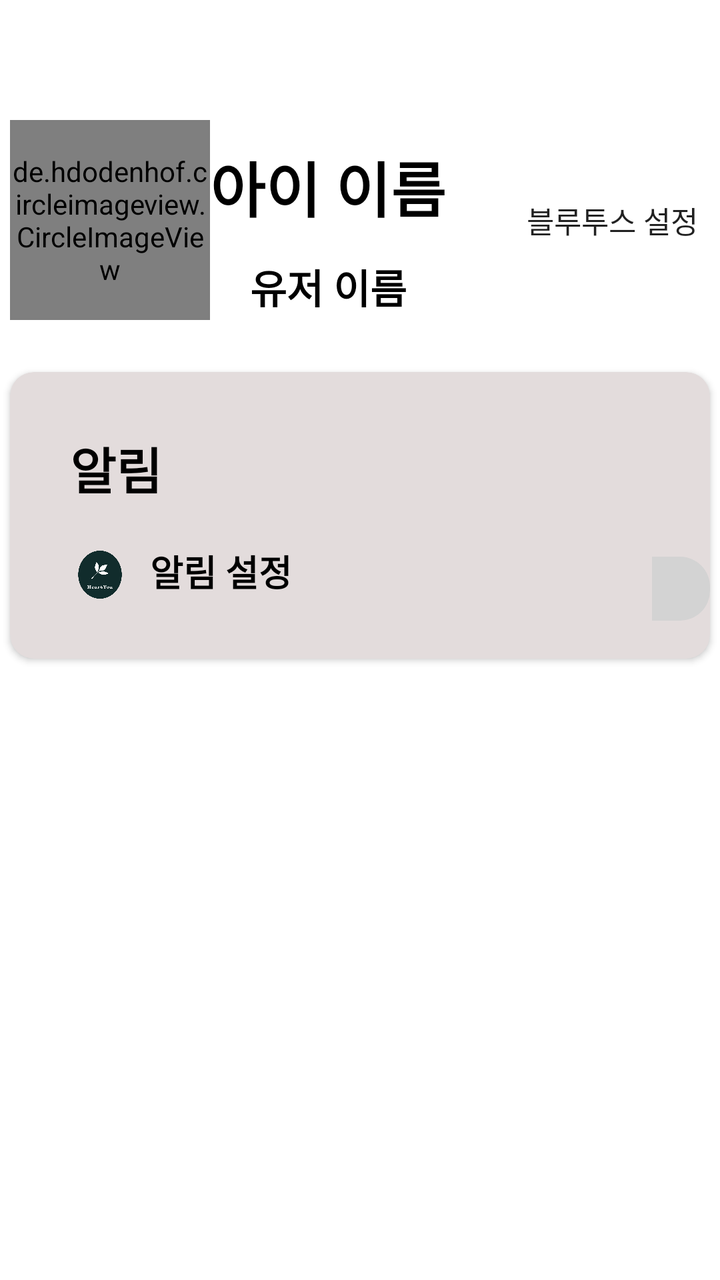
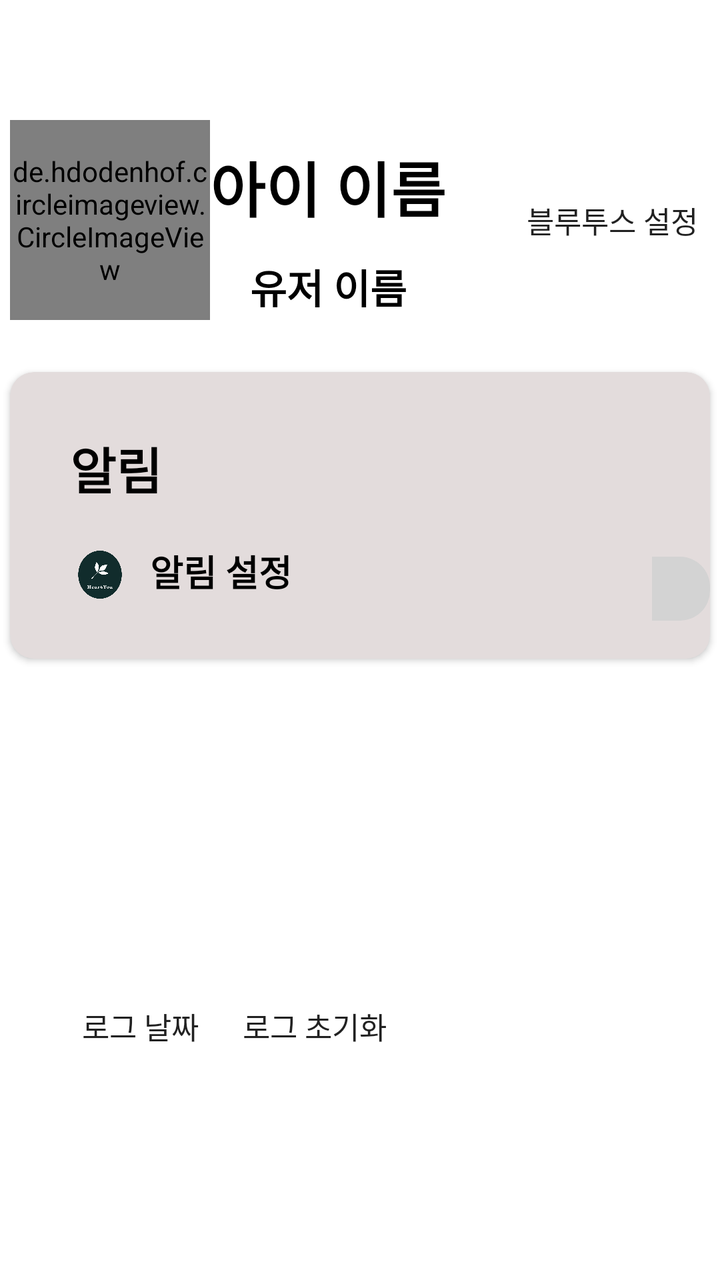

The first picture is an Android layout as it rendered before a commit; the second is the same layout after the commit. The layout source and the unified diff follow.
<!-- AndroidManifest.xml: application theme Theme._1215DDAY -->
<!-- res/layout/fragment_account.xml -->
<?xml version="1.0" encoding="utf-8"?>
<LinearLayout xmlns:android="http://schemas.android.com/apk/res/android"
    xmlns:tools="http://schemas.android.com/tools"
    android:layout_width="match_parent"
    android:layout_height="match_parent"
    xmlns:app="http://schemas.android.com/apk/res-auto"
    android:background="@color/white"
    android:orientation="vertical">


    <LinearLayout
        android:id="@+id/accountinfocard"
        android:layout_width="match_parent"
        android:layout_height="wrap_content"
        android:layout_marginTop="60dp"
        android:layout_marginBottom="16dp"
        android:layout_marginStart="5dp"
        android:orientation="horizontal">

        <de.hdodenhof.circleimageview.CircleImageView
            android:id="@+id/acc_image"
            android:layout_width="100dp"
            android:layout_height="100dp"
            android:src="@drawable/splash"
            app:civ_border_overlay="true"
            app:civ_border_width="2dp"
            app:civ_border_color="@color/black"/>

        <LinearLayout
            android:layout_width="wrap_content"
            android:layout_height="match_parent"
            android:orientation="vertical">

            <TextView
                android:id="@+id/acc_nickname"
                android:layout_width="wrap_content"
                android:layout_height="0dp"
                android:layout_weight="2"
                android:text="아이 이름"
                android:textSize="30dp"
                android:textColor="@color/black"
                android:textStyle="bold"
                android:gravity="center"/>

            <TextView
                android:layout_width="match_parent"
                android:layout_height="0dp"
                android:layout_weight="1"
                android:text="유저 이름"
                android:textSize="20dp"
                android:textColor="@color/black"
                android:textStyle="bold"
                android:gravity="center"/>
        </LinearLayout>
        <View
            android:layout_width="0dp"
            android:layout_height="0dp"
            android:layout_weight="1" />
        <LinearLayout
            android:layout_width="wrap_content"
            android:layout_height="match_parent">
            <Button
                android:id="@+id/accToBl"
                android:layout_width="wrap_content"
                android:layout_height="wrap_content"
                android:text="   블루투스 설정   "
                android:textSize="15sp"
                android:layout_gravity="center_vertical"/>

        </LinearLayout>


    </LinearLayout>


    <androidx.cardview.widget.CardView
        android:id="@+id/questionCardView"
        android:layout_width="match_parent"
        android:layout_height="wrap_content"
        android:layout_marginTop="10dp"
        android:layout_marginBottom="16dp"
        android:layout_marginStart="5dp"
        android:layout_marginEnd="5dp"
        android:layout_below="@id/accountinfocard"

        app:cardCornerRadius="12dp"
        app:cardBackgroundColor="#E3DCDC">
        <LinearLayout
            android:layout_width="wrap_content"
            android:layout_height="match_parent"
            android:orientation="vertical"
            android:layout_marginStart="30dp"
            android:layout_marginTop="30dp"
            android:layout_marginBottom="15dp"
            >
            <TextView
                android:layout_width="match_parent"
                android:layout_height="wrap_content"
                android:text="알림"
                android:textSize="25dp"
                android:textColor="@color/black"
                android:textStyle="bold"
                android:layout_marginBottom="20dp"/>
            <LinearLayout
                android:layout_width="wrap_content"
                android:layout_height="wrap_content">
                <ImageView
                    android:layout_width="30dp"
                    android:layout_height="30dp"
                    android:src="@drawable/splash"/>

                <TextView
                    android:layout_width="wrap_content"
                    android:layout_height="wrap_content"
                    android:text="알림 설정"
                    android:textColor="@color/black"
                    android:textStyle="bold"
                    android:textSize="18dp"
                    android:layout_marginStart="10dp"/>

                <androidx.appcompat.widget.SwitchCompat
                    android:id="@+id/switchAlarm"
                    android:layout_width="wrap_content"
                    android:layout_height="wrap_content"
                    android:layout_marginStart="180dp"
                    android:layout_marginBottom="10dp"
                    android:thumb="@drawable/switch_thumb"
                    app:track="@drawable/switch_track_selector"
                    app:thumbTextPadding="12dp"
                    app:switchMinWidth="0dp"
                    android:textOff=""
                    android:textOn=""
                    />
            </LinearLayout>
        </LinearLayout>




    </androidx.cardview.widget.CardView>


    
    <RelativeLayout
        android:id="@+id/product"
        android:layout_width="match_parent"
        android:layout_height="wrap_content"
        android:layout_marginTop="30dp"
        android:layout_below="@id/questionCardView"
        >

        <androidx.cardview.widget.CardView
            android:id="@+id/cardview"
            android:layout_width="match_parent"
            android:layout_height="wrap_content"
            android:layout_marginTop="10dp"
            android:layout_marginBottom="16dp"
            app:cardBackgroundColor="#E3DCDC"
            app:cardCornerRadius="12dp"
            >

            <androidx.recyclerview.widget.RecyclerView
                android:id="@+id/Q_ALIST"
                android:layout_width="match_parent"
                android:layout_height="wrap_content" />


        </androidx.cardview.widget.CardView>


    </RelativeLayout>



</LinearLayout>
<!-- resources referenced by this layout -->
<resources>
  <color name="black">#FF000000</color>
  <color name="white">#FFFFFFFF</color>
  <!-- drawable splash: png bitmap (drawable, 32969 bytes) -->
  <!-- drawable switch_thumb (drawable) -->
  <selector xmlns:android="http://schemas.android.com/apk/res/android">
      <item android:state_checked="true">
          <layer-list>
              <item android:bottom="4dp" android:left="4dp" android:right="4dp" android:top="4dp">
                  <shape android:shape="oval">
                      <size android:width="24dp" android:height="24dp" />
                      <corners android:radius="45dp" />
                      <solid android:color="@color/white" />
                  </shape>
              </item>
          </layer-list>
      </item>
  
  
      <item>
          <layer-list>
              <item android:bottom="4dp" android:left="4dp" android:right="4dp" android:top="4dp">
                  <shape android:shape="oval">
                      <size android:width="24dp" android:height="24dp" />
                      <corners android:radius="45dp" />
                      <solid android:color="@color/grayBlue" />
                  </shape>
              </item>
          </layer-list>
  
      </item>
  </selector>
  <!-- drawable switch_track_selector (drawable) -->
  <?xml version="1.0" encoding="utf-8"?>
  <selector xmlns:android="http://schemas.android.com/apk/res/android">
      <item
          android:drawable="@drawable/switch_track_on"
          android:state_checked="true"/>
      <item
          android:drawable="@drawable/switch_track_off"
          android:state_checked="false"/>
  </selector>
  <style name="Theme._1215DDAY" parent="android:Theme.Material.Light.NoActionBar" />
  <color name="grayBlue">#6699CC</color>
  <!-- drawable switch_track_on (drawable) -->
  <shape
      xmlns:android="http://schemas.android.com/apk/res/android"
      android:shape="rectangle" >
  
      <corners
          android:radius="15dp" />
  
      <size
          android:width="51dp"
          android:height="30dp" />
  
      <solid
          android:color="@color/grayBlue" />
  
      
  </shape>
  <!-- drawable switch_track_off (drawable) -->
  <shape
      xmlns:android="http://schemas.android.com/apk/res/android"
      android:shape="rectangle" >
  
      <corners
          android:radius="15dp" />
  
      <size
          android:width="51dp"
          android:height="30dp" />
  
      <solid
          android:color="#D3D3D3" />
  
      
  
  </shape>
</resources>

<!-- the commit's change to res/layout/fragment_account.xml (unified diff, before → after) -->
@@ -169,6 +169,28 @@
 
 
     </RelativeLayout>
+    <LinearLayout
+        android:layout_width="wrap_content"
+        android:layout_height="match_parent"
+        android:orientation="horizontal"
+        android:layout_marginStart="30dp"
+        android:layout_marginTop="0dp"
+        android:layout_marginBottom="15dp">
+        <Button
+            android:id="@+id/logDate"
+            android:layout_width="wrap_content"
+            android:layout_height="wrap_content"
+            android:text="   로그 날짜   "
+            android:textSize="15sp"
+            android:layout_gravity="center_vertical"/>
+        <Button
+            android:id="@+id/logRef"
+            android:layout_width="wrap_content"
+            android:layout_height="wrap_content"
+            android:text="   로그 초기화   "
+            android:textSize="15sp"
+            android:layout_gravity="center_vertical"/>
+    </LinearLayout>
 
 
 
<!-- resource entries referenced after the edit -->
@@ -18,7 +18,7 @@
       </item>
   
   
-      <item>
+      <item android:state_checked="false">
           <layer-list>
               <item android:bottom="4dp" android:left="4dp" android:right="4dp" android:top="4dp">
                   <shape android:shape="oval">
